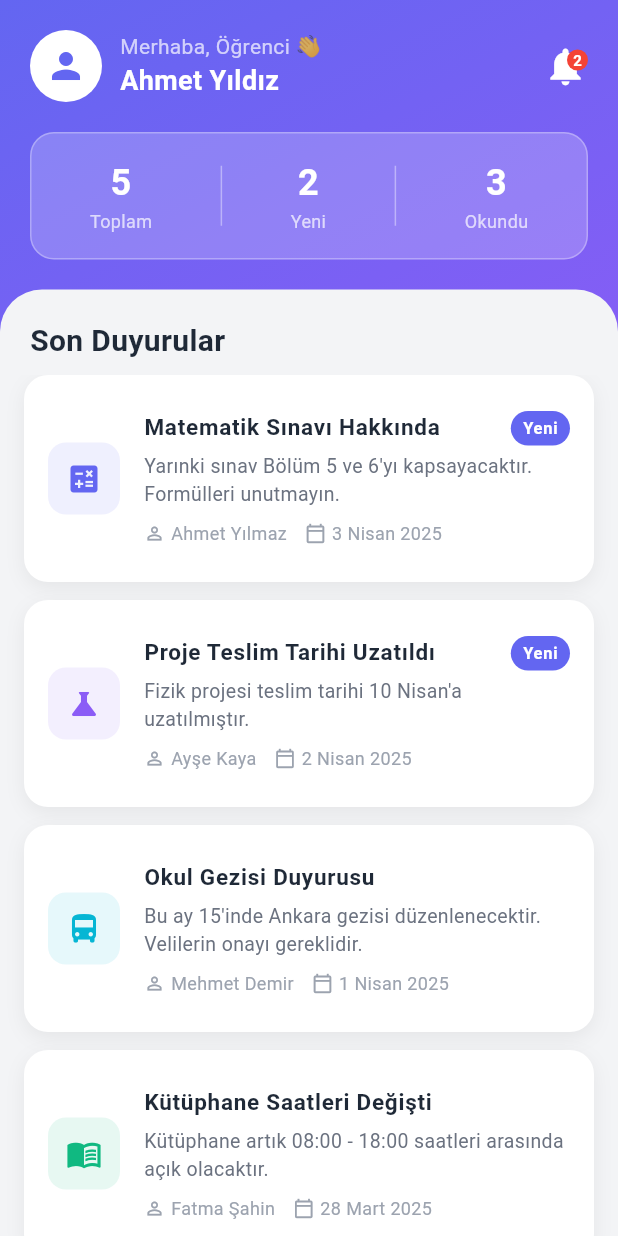
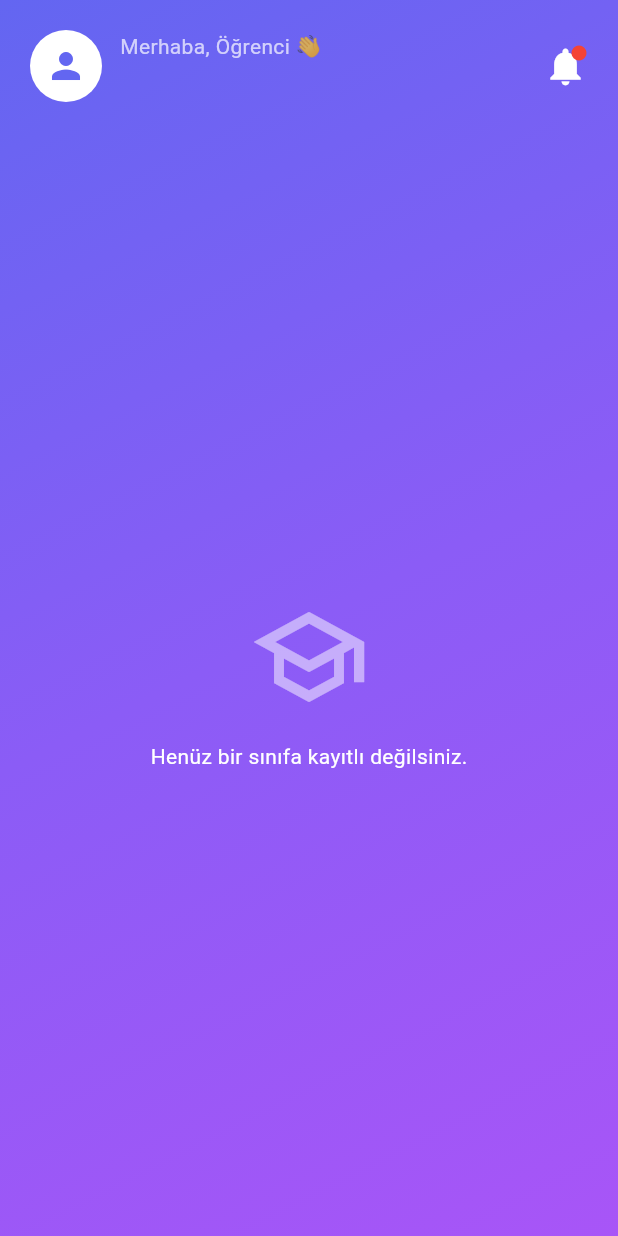
Before and after one commit to Fatihkenan/yazilimMuhendisligiProje, a Flutter app: the StudentHomeScreen screen opened directly, on a phone screen of 412 x 824 dp. Run offline on Flutter 3.47's test engine with Material 3 defaults, Android fonts, the phone set to English and light mode, and no system bars; our stand-ins replace cloud_firestore, firebase_auth, firebase_core, shimmer; accounts and stored records are empty.

Commit message:
Update student_home_screen.dart

```diff
--- a/lib/Screens/student_home_screen.dart
+++ b/lib/Screens/student_home_screen.dart
@@ -1,67 +1,54 @@
-// student_home_screen.dart
+// lib/screens/student_home_screen.dart
 import 'package:flutter/material.dart';
-import 'package:yazilimmuhendislgiproje/Screens/profile_screen.dart';
+import 'package:firebase_auth/firebase_auth.dart';
+import 'package:cloud_firestore/cloud_firestore.dart';
+import 'package:shimmer/shimmer.dart';
+import '../models/message_model.dart';
+import 'login_screen.dart';
+import 'announcement_detail_screen.dart';
+import 'profile_screen.dart'; // Saib'in eklediği profil sayfası importu
 
-class StudentHomeScreen extends StatelessWidget {
+class StudentHomeScreen extends StatefulWidget {
   const StudentHomeScreen({super.key});
 
-  static const List<Map<String, dynamic>> _announcements = [
-    {
-      'title': 'Matematik Sınavı Hakkında',
-      'teacher': 'Ahmet Yılmaz',
-      'subject': 'Matematik',
-      'date': '3 Nisan 2025',
-      'content': 'Yarınki sınav Bölüm 5 ve 6\'yı kapsayacaktır. Formülleri unutmayın.',
-      'isNew': true,
-      'color': Color(0xFF6366F1),
-      'icon': Icons.calculate,
-    },
-    {
-      'title': 'Proje Teslim Tarihi Uzatıldı',
-      'teacher': 'Ayşe Kaya',
-      'subject': 'Fizik',
-      'date': '2 Nisan 2025',
-      'content': 'Fizik projesi teslim tarihi 10 Nisan\'a uzatılmıştır.',
-      'isNew': true,
-      'color': Color(0xFF8B5CF6),
-      'icon': Icons.science,
-    },
-    {
-      'title': 'Okul Gezisi Duyurusu',
-      'teacher': 'Mehmet Demir',
-      'subject': 'Genel',
-      'date': '1 Nisan 2025',
-      'content': 'Bu ay 15\'inde Ankara gezisi düzenlenecektir. Velilerin onayı gereklidir.',
-      'isNew': false,
-      'color': Color(0xFF06B6D4),
-      'icon': Icons.directions_bus,
-    },
-    {
-      'title': 'Kütüphane Saatleri Değişti',
-      'teacher': 'Fatma Şahin',
-      'subject': 'Genel',
-      'date': '28 Mart 2025',
-      'content': 'Kütüphane artık 08:00 - 18:00 saatleri arasında açık olacaktır.',
-      'isNew': false,
-      'color': Color(0xFF10B981),
-      'icon': Icons.menu_book,
-    },
-    {
-      'title': 'Beden Eğitimi Dersi İptal',
-      'teacher': 'Ali Çelik',
-      'subject': 'Beden Eğitimi',
-      'date': '27 Mart 2025',
-      'content': 'Yarınki beden eğitimi dersi hava koşulları nedeniyle iptal edilmiştir.',
-      'isNew': false,
-      'color': Color(0xFFF59E0B),
-      'icon': Icons.sports_soccer,
-    },
-  ];
+  @override
+  State<StudentHomeScreen> createState() => _StudentHomeScreenState();
+}
+
+class _StudentHomeScreenState extends State<StudentHomeScreen> {
+  final FirebaseAuth _auth = FirebaseAuth.instance;
+  final FirebaseFirestore _firestore = FirebaseFirestore.instance;
+
+  List<String> _enrolledClassIds = [];
+  bool _isLoading = true;
+
+  @override
+  void initState() {
+    super.initState();
+    _fetchEnrolledClasses();
+  }
+
+  // --- ÖĞRENCİNİN SINIFLARINI GETİR (Gerçek Veri) ---
+  Future<void> _fetchEnrolledClasses() async {
+    final String currentUserId = _auth.currentUser!.uid;
+
+    try {
+      final snapshot = await _firestore
+          .collection('classrooms')
+          .where('studentIds', arrayContains: currentUserId)
+          .get();
+
+      setState(() {
+        _enrolledClassIds = snapshot.docs.map((doc) => doc.id).toList();
+        _isLoading = false;
+      });
+    } catch (e) {
+      setState(() => _isLoading = false);
+    }
+  }
 
   @override
   Widget build(BuildContext context) {
-    final newCount = _announcements.where((a) => a['isNew'] == true).length;
-
     return Scaffold(
       body: Container(
         decoration: const BoxDecoration(
@@ -74,21 +61,16 @@
         child: SafeArea(
           child: Column(
             children: [
-              // Header
+              // --- SAİB'İN HEADER KISMI (Profil Tıklaması Eklendi) ---
               Padding(
                 padding: const EdgeInsets.all(20),
                 child: Row(
                   children: [
-                    // ← تعديل YAZ-38: الضغط على الأفاتار يفتح صفحة البروفيل
                     GestureDetector(
                       onTap: () => Navigator.push(
                         context,
                         MaterialPageRoute(
-                          builder: (context) => const ProfileScreen(
-                            userName: 'Ahmet Yıldız',
-                            userEmail: 'ahmet@test.com',
-                            kurumKodu: 'ODAK-001',
-                          ),
+                          builder: (context) => const ProfileScreen(), // Yeni yazdığımız ProfileScreen'e gider
                         ),
                       ),
                       child: const CircleAvatar(
@@ -98,30 +80,33 @@
                       ),
                     ),
                     const SizedBox(width: 12),
-                    const Expanded(
+                    Expanded(
                       child: Column(
                         crossAxisAlignment: CrossAxisAlignment.start,
                         children: [
-                          Text('Merhaba, Öğrenci 👋',
-                              style: TextStyle(color: Colors.white70, fontSize: 14)),
-                          Text('Ahmet Yıldız',
-                              style: TextStyle(color: Colors.white, fontSize: 18, fontWeight: FontWeight.bold)),
+                          const Text(
+                            'Merhaba, Öğrenci 👋',
+                            style: TextStyle(color: Colors.white70, fontSize: 14),
+                          ),
+                          Text(
+                            _auth.currentUser?.email?.split('@')[0].toUpperCase() ?? 'ÖĞRENCİ',
+                            style: const TextStyle(
+                              color: Colors.white,
+                              fontSize: 18,
+                              fontWeight: FontWeight.bold,
+                            ),
+                          ),
                         ],
                       ),
                     ),
-                    Stack(
+                    const Stack(
                       children: [
-                        const Icon(Icons.notifications, color: Colors.white, size: 30),
-                        if (newCount > 0)
+                        Icon(Icons.notifications, color: Colors.white, size: 30),
+                        // Bildirim noktası şimdilik statik, ileride geliştirilebilir
                         Positioned(
                           right: 0,
                           top: 0,
-                            child: Container(
-                              padding: const EdgeInsets.all(4),
-                              decoration: const BoxDecoration(color: Colors.red, shape: BoxShape.circle),
-                              child: Text('$newCount',
-                                  style: const TextStyle(color: Colors.white, fontSize: 10, fontWeight: FontWeight.bold)),
-                            ),
+                          child: Icon(Icons.circle, color: Colors.red, size: 12),
                         ),
                       ],
                     ),
@@ -129,7 +114,32 @@
                 ),
               ),
 
-              // İstatistik kartı
+              // --- FİREBASE CANLI VERİ BAĞLANTISI ---
+              Expanded(
+                child: _isLoading
+                    ? _buildShimmerLoading()
+                    : _enrolledClassIds.isEmpty
+                        ? _buildEmptyState()
+                        : StreamBuilder<QuerySnapshot>(
+                            stream: _firestore
+                                .collection('announcements')
+                                .where('classroomId', whereIn: _enrolledClassIds)
+                                .orderBy('createdAt', descending: true)
+                                .snapshots(),
+                            builder: (context, snapshot) {
+                              if (snapshot.hasError) {
+                                return const Center(child: Text('Hata oluştu.'));
+                              }
+                              if (snapshot.connectionState == ConnectionState.waiting) {
+                                return _buildShimmerLoading();
+                              }
+
+                              final docs = snapshot.data?.docs ?? [];
+                              final totalAnnouncements = docs.length;
+
+                              return Column(
+                                children: [
+                                  // --- SAİB'İN İSTATİSTİK KARTI (Gerçek Veriye Bağlandı!) ---
                                   Padding(
                                     padding: const EdgeInsets.symmetric(horizontal: 20),
                                     child: Container(
@@ -142,11 +152,11 @@
                                       child: Row(
                                         mainAxisAlignment: MainAxisAlignment.spaceAround,
                                         children: [
-                      _buildStat('${_announcements.length}', 'Toplam'),
+                                          _buildStat('$totalAnnouncements', 'Toplam'),
                                           Container(width: 1, height: 40, color: Colors.white.withValues(alpha: 0.4)),
-                      _buildStat('$newCount', 'Yeni'),
+                                          _buildStat('0', 'Yeni'), // İleride okunma durumu eklenirse güncellenir
                                           Container(width: 1, height: 40, color: Colors.white.withValues(alpha: 0.4)),
-                      _buildStat('${_announcements.length - newCount}', 'Okundu'),
+                                          _buildStat('$totalAnnouncements', 'Okundu'),
                                         ],
                                       ),
                                     ),
@@ -154,7 +164,7 @@
 
                                   const SizedBox(height: 20),
 
-              // Liste
+                                  // --- BEYAZ LİSTE ALANI ---
                                   Expanded(
                                     child: Container(
                                       decoration: const BoxDecoration(
@@ -169,21 +179,35 @@
                                         children: [
                                           const Padding(
                                             padding: EdgeInsets.fromLTRB(20, 20, 20, 8),
-                        child: Text('Son Duyurular',
-                            style: TextStyle(fontSize: 20, fontWeight: FontWeight.bold, color: Color(0xFF1F2937))),
+                                            child: Text(
+                                              'Son Duyurular',
+                                              style: TextStyle(
+                                                fontSize: 20,
+                                                fontWeight: FontWeight.bold,
+                                                color: Color(0xFF1F2937),
+                                              ),
+                                            ),
                                           ),
                                           Expanded(
-                        child: ListView.builder(
+                                            child: docs.isEmpty
+                                                ? const Center(child: Text('Sınıfınızda henüz duyuru yok.'))
+                                                : ListView.builder(
                                                     padding: const EdgeInsets.fromLTRB(16, 0, 16, 16),
-                          itemCount: _announcements.length,
+                                                    itemCount: docs.length,
                                                     itemBuilder: (context, index) {
-                            final a = _announcements[index];
-                            return _buildAnnouncementCard(context, a);
+                                                      final data = docs[index].data() as Map<String, dynamic>;
+                                                      final message = MessageModel.fromMap(data, docs[index].id);
+                                                      return _buildAnnouncementCard(message);
                                                     },
                                                   ),
                                           ),
                                         ],
                                       ),
+                                    ),
+                                  ),
+                                ],
+                              );
+                            },
                           ),
               ),
             ],
@@ -193,6 +217,7 @@
     );
   }
 
+  // Saib'in İstatistik Kutusu
   Widget _buildStat(String value, String label) {
     return Column(
       children: [
@@ -202,59 +227,138 @@
     );
   }
 
-  Widget _buildAnnouncementCard(BuildContext context, Map<String, dynamic> a) {
-    return Container(
+  // Belal'in Yükleme Efekti
+  Widget _buildShimmerLoading() {
+    return Shimmer.fromColors(
+      baseColor: Colors.grey[300]!,
+      highlightColor: Colors.grey[100]!,
+      child: ListView.builder(
+        padding: const EdgeInsets.all(20),
+        itemCount: 3,
+        itemBuilder: (_, __) => Container(
+          margin: const EdgeInsets.only(bottom: 12),
+          height: 120,
+          decoration: BoxDecoration(color: Colors.white, borderRadius: BorderRadius.circular(16)),
+        ),
+      ),
+    );
+  }
+
+  // Öğrenci Sınıfı Yoksa
+  Widget _buildEmptyState() {
+    return Center(
+      child: Column(
+        mainAxisAlignment: MainAxisAlignment.center,
+        children: [
+          Icon(Icons.school_outlined, size: 80, color: Colors.white.withValues(alpha: 0.5)),
+          const SizedBox(height: 16),
+          const Text('Henüz bir sınıfa kayıtlı değilsiniz.', style: TextStyle(color: Colors.white)),
+        ],
+      ),
+    );
+  }
+
+  // Senin Yazdığın Gerçek Veri Çeken Duyuru Kartı
+  Widget _buildAnnouncementCard(MessageModel message) {
+    final dateStr = "${message.createdAt.day}/${message.createdAt.month}/${message.createdAt.year}";
+
+    return InkWell(
+      onTap: () {
+        Navigator.push(
+          context,
+          MaterialPageRoute(
+            builder: (context) => AnnouncementDetailScreen(
+              title: message.title,
+              content: message.content,
+              date: dateStr,
+              imageUrl: message.imageUrl,
+              pdfUrl: message.pdfUrl,
+            ),
+          ),
+        );
+      },
+      borderRadius: BorderRadius.circular(16),
+      child: Container(
         margin: const EdgeInsets.only(bottom: 12),
         decoration: BoxDecoration(
           color: Colors.white,
           borderRadius: BorderRadius.circular(16),
-        boxShadow: [BoxShadow(color: Colors.black.withValues(alpha: 0.06), blurRadius: 10, offset: const Offset(0, 4))],
+          boxShadow: [
+            BoxShadow(color: Colors.black.withValues(alpha: 0.06), blurRadius: 10, offset: const Offset(0, 4)),
+          ],
         ),
-      child: ListTile(
-        contentPadding: const EdgeInsets.all(16),
-        leading: Container(
+        child: Padding(
+          padding: const EdgeInsets.all(16),
+          child: Column(
+            crossAxisAlignment: CrossAxisAlignment.start,
+            children: [
+              Row(
+                children: [
+                  Container(
                     width: 48,
                     height: 48,
                     decoration: BoxDecoration(
-            color: (a['color'] as Color).withValues(alpha: 0.1),
+                      color: const Color(0xFF6366F1).withValues(alpha: 0.1),
                       borderRadius: BorderRadius.circular(12),
                     ),
-          child: Icon(a['icon'] as IconData, color: a['color'] as Color, size: 24),
+                    child: const Icon(Icons.campaign, color: Color(0xFF6366F1), size: 24),
                   ),
-        title: Row(
-          children: [
+                  const SizedBox(width: 12),
                   Expanded(
-              child: Text(a['title'],
-                  style: const TextStyle(fontWeight: FontWeight.bold, fontSize: 15, color: Color(0xFF1F2937))),
-            ),
-            if (a['isNew'] == true)
-              Container(
-                padding: const EdgeInsets.symmetric(horizontal: 8, vertical: 3),
-                decoration: BoxDecoration(color: const Color(0xFF6366F1), borderRadius: BorderRadius.circular(20)),
-                child: const Text('Yeni', style: TextStyle(color: Colors.white, fontSize: 11, fontWeight: FontWeight.bold)),
-              ),
-          ],
-        ),
-        subtitle: Column(
+                    child: Column(
                       crossAxisAlignment: CrossAxisAlignment.start,
                       children: [
+                        Text(message.title, style: const TextStyle(fontWeight: FontWeight.bold, fontSize: 15, color: Color(0xFF1F2937))),
                         const SizedBox(height: 4),
-            Text(a['content'], style: const TextStyle(color: Color(0xFF6B7280), fontSize: 13), maxLines: 2, overflow: TextOverflow.ellipsis),
-            const SizedBox(height: 8),
                         Row(
                           children: [
-                const Icon(Icons.person_outline, size: 14, color: Color(0xFF9CA3AF)),
-                const SizedBox(width: 4),
-                Text(a['teacher'], style: const TextStyle(fontSize: 12, color: Color(0xFF9CA3AF))),
-                const SizedBox(width: 12),
                             const Icon(Icons.calendar_today_outlined, size: 14, color: Color(0xFF9CA3AF)),
                             const SizedBox(width: 4),
-                Text(a['date'], style: const TextStyle(fontSize: 12, color: Color(0xFF9CA3AF))),
+                            Text(dateStr, style: const TextStyle(fontSize: 12, color: Color(0xFF9CA3AF))),
                           ],
                         ),
                       ],
                     ),
                   ),
+                ],
+              ),
+              const SizedBox(height: 12),
+              Text(
+                message.content,
+                style: const TextStyle(color: Color(0xFF6B7280), fontSize: 13),
+                maxLines: 2,
+                overflow: TextOverflow.ellipsis,
+              ),
+              if (message.imageUrl != null || message.pdfUrl != null) ...[
+                const Divider(height: 24),
+                Row(
+                  children: [
+                    if (message.imageUrl != null)
+                      Expanded(
+                        child: OutlinedButton.icon(
+                          onPressed: () {},
+                          icon: const Icon(Icons.image, size: 18),
+                          label: const Text('Görsel Eklendi', style: TextStyle(fontSize: 12)),
+                          style: OutlinedButton.styleFrom(foregroundColor: const Color(0xFF6366F1)),
+                        ),
+                      ),
+                    if (message.imageUrl != null && message.pdfUrl != null) const SizedBox(width: 8),
+                    if (message.pdfUrl != null)
+                      Expanded(
+                        child: OutlinedButton.icon(
+                          onPressed: () {},
+                          icon: const Icon(Icons.picture_as_pdf, size: 18),
+                          label: const Text('PDF Eklendi', style: TextStyle(fontSize: 12)),
+                          style: OutlinedButton.styleFrom(foregroundColor: const Color(0xFF8B5CF6)),
+                        ),
+                      ),
+                  ],
+                ),
+              ],
+            ],
+          ),
+        ),
+      ),
     );
   }
 }
```
Lines whose indentation alone changed are shown as unchanged.
